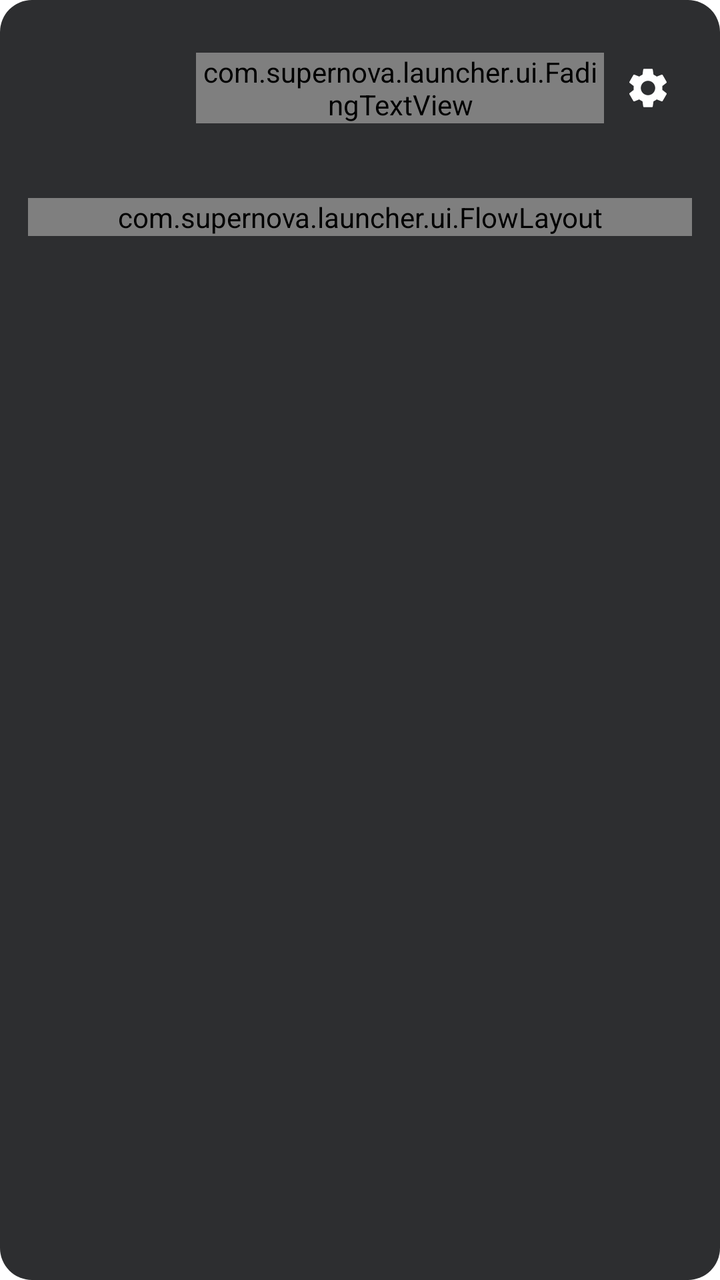
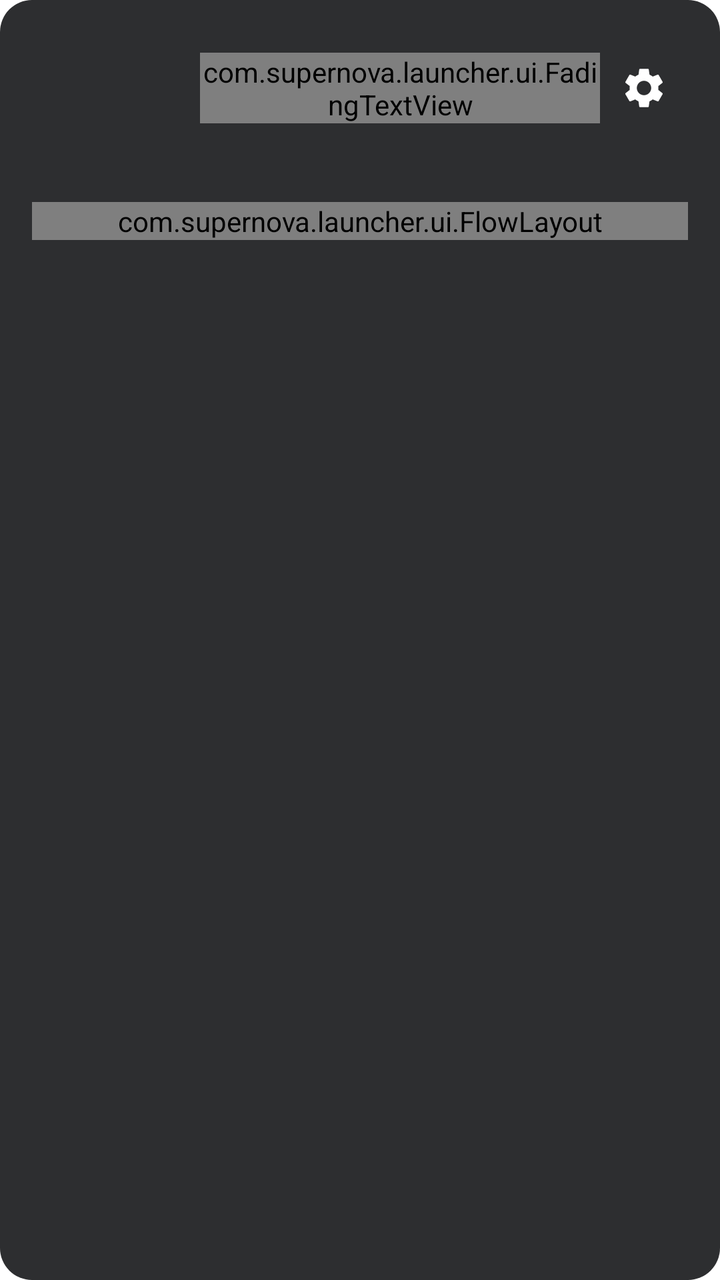

An Android layout rendered at two revisions. The XML below is the earlier revision; the diff shows what the commit changed to produce the second picture.
<!-- AndroidManifest.xml: application theme Theme.Supernova -->
<!-- res/layout/item_search_top_hit.xml -->
<?xml version="1.0" encoding="utf-8"?>
<LinearLayout xmlns:android="http://schemas.android.com/apk/res/android"
    android:layout_width="match_parent"
    android:layout_height="wrap_content"
    android:layout_marginHorizontal="16dp"
    android:layout_marginVertical="6dp"
    android:background="@drawable/bg_feed_card"
    android:orientation="vertical"
    android:paddingHorizontal="14dp"
    android:paddingTop="12dp"
    android:paddingBottom="12dp">

    <LinearLayout
        android:id="@+id/topHitRow"
        android:layout_width="match_parent"
        android:layout_height="wrap_content"
        android:background="?attr/selectableItemBackground"
        android:gravity="center_vertical"
        android:orientation="horizontal">

        <ImageView
            android:id="@+id/topHitIcon"
            android:layout_width="64dp"
            android:layout_height="64dp"
            android:layout_marginEnd="20dp"
            android:importantForAccessibility="no" />

        <com.supernova.launcher.ui.FadingTextView
            android:id="@+id/topHitLabel"
            android:layout_width="0dp"
            android:layout_height="wrap_content"
            android:layout_weight="1"
            android:maxLines="1"
            android:textSize="24sp" />

        <ImageButton
            android:id="@+id/topHitInfo"
            android:layout_width="44dp"
            android:layout_height="44dp"
            android:background="?attr/selectableItemBackgroundBorderless"
            android:contentDescription="@string/app_info"
            android:src="@drawable/ic_tab_settings" />
    </LinearLayout>

    <View
        android:id="@+id/topHitDivider"
        android:layout_width="match_parent"
        android:layout_height="1dp"
        android:layout_marginTop="12dp"
        android:importantForAccessibility="no" />

    <com.supernova.launcher.ui.FlowLayout
        android:id="@+id/topHitShortcuts"
        android:layout_width="match_parent"
        android:layout_height="wrap_content"
        android:layout_marginTop="10dp" />
</LinearLayout>
<!-- resources referenced by this layout -->
<resources>
  <!-- drawable bg_feed_card (drawable) -->
  <?xml version="1.0" encoding="utf-8"?>
  <shape xmlns:android="http://schemas.android.com/apk/res/android"
      android:shape="rectangle">
      <corners android:radius="16dp" />
      <solid android:color="#F0202124" />
  </shape>
  <string name="app_info">App info</string>
  <color name="accent">#2E89FF</color>
  <color name="rippleHighlight">#1A000000</color>
  <color name="accentBlueText">@color/accentBlue</color>
  <style name="Widget.Supernova.Button" parent="Widget.MaterialComponents.Button">
          <item name="android:textAllCaps">false</item>
          <item name="android:textSize">15sp</item>
          <item name="android:fontFamily">sans-serif-medium</item>
          <item name="android:letterSpacing">0</item>
          <item name="android:minHeight">44dp</item>
          <item name="android:paddingStart">22dp</item>
          <item name="android:paddingEnd">22dp</item>
          <item name="cornerRadius">22dp</item>
          <item name="elevation">0dp</item>
          <item name="android:stateListAnimator">@null</item>
      </style>
  <style name="Widget.Supernova.Button.Text" parent="Widget.MaterialComponents.Button.TextButton">
          <item name="android:textAllCaps">false</item>
          <item name="android:textSize">15sp</item>
          <item name="android:fontFamily">sans-serif-medium</item>
          <item name="android:letterSpacing">0</item>
          <item name="android:minHeight">44dp</item>
          <item name="android:paddingStart">16dp</item>
          <item name="android:paddingEnd">16dp</item>
          <item name="cornerRadius">22dp</item>
      </style>
  <style name="Widget.Supernova.RadioButton" parent="Widget.MaterialComponents.CompoundButton.RadioButton">
          <item name="buttonTint">@color/selection_control_tint</item>
          <item name="android:textColor">@color/textPrimary</item>
      </style>
  <style name="Widget.Supernova.Switch" parent="Widget.MaterialComponents.CompoundButton.Switch">
          <item name="android:textColor">@color/textPrimary</item>
      </style>
  <color name="textPrimary">#11161D</color>
  <color name="textSecondary">#B011161D</color>
  <color name="surface">#FFFFFF</color>
  <color name="onAccent">#FFFFFFFF</color>
  <color name="accentBlue">#2E89FF</color>
  <color name="raised">#FFFFFF</color>
  <style name="ShapeAppearanceOverlay.Supernova.Dialog" parent="">
          <item name="cornerFamily">rounded</item>
          <item name="cornerSize">28dp</item>
      </style>
  <style name="TextAppearance.Supernova.DialogTitle" parent="MaterialAlertDialog.MaterialComponents.Title.Text">
          <item name="android:textColor">@color/textPrimary</item>
          <item name="android:textSize">22sp</item>
          <item name="android:fontFamily">sans-serif-medium</item>
      </style>
  <style name="TextAppearance.Supernova.DialogBody" parent="MaterialAlertDialog.MaterialComponents.Body.Text">
          <item name="android:textColor">@color/textSecondary</item>
          <item name="android:textSize">15sp</item>
          <item name="android:lineSpacingMultiplier">1.15</item>
      </style>
  <style name="Widget.Supernova.Button.Dialog" parent="Widget.MaterialComponents.Button.TextButton.Dialog">
          <item name="android:textAllCaps">false</item>
          <item name="android:textColor">?attr/colorAccentOnRaised</item>
          <item name="android:textSize">15sp</item>
          <item name="android:fontFamily">sans-serif-medium</item>
          <item name="android:letterSpacing">0</item>
          <item name="android:minHeight">44dp</item>
          <item name="cornerRadius">22dp</item>
      </style>
  <!-- unchanged entries left out for length: 12 -->
</resources>

<!-- the commit's change to res/layout/item_search_top_hit.xml (unified diff, before → after) -->
@@ -2,13 +2,13 @@
 <LinearLayout xmlns:android="http://schemas.android.com/apk/res/android"
     android:layout_width="match_parent"
     android:layout_height="wrap_content"
-    android:layout_marginHorizontal="16dp"
-    android:layout_marginVertical="6dp"
+    android:layout_marginHorizontal="@dimen/space_md"
+    android:layout_marginVertical="@dimen/space_sm"
     android:background="@drawable/bg_feed_card"
     android:orientation="vertical"
-    android:paddingHorizontal="14dp"
-    android:paddingTop="12dp"
-    android:paddingBottom="12dp">
+    android:paddingHorizontal="@dimen/space_md"
+    android:paddingTop="@dimen/space_ms"
+    android:paddingBottom="@dimen/space_ms">
 
     <LinearLayout
         android:id="@+id/topHitRow"
@@ -22,7 +22,7 @@
             android:id="@+id/topHitIcon"
             android:layout_width="64dp"
             android:layout_height="64dp"
-            android:layout_marginEnd="20dp"
+            android:layout_marginEnd="@dimen/space_ml"
             android:importantForAccessibility="no" />
 
         <com.supernova.launcher.ui.FadingTextView
@@ -31,7 +31,7 @@
             android:layout_height="wrap_content"
             android:layout_weight="1"
             android:maxLines="1"
-            android:textSize="24sp" />
+            android:textSize="@dimen/text_headline" />
 
         <ImageButton
             android:id="@+id/topHitInfo"
@@ -46,12 +46,12 @@
         android:id="@+id/topHitDivider"
         android:layout_width="match_parent"
         android:layout_height="1dp"
-        android:layout_marginTop="12dp"
+        android:layout_marginTop="@dimen/space_ms"
         android:importantForAccessibility="no" />
 
     <com.supernova.launcher.ui.FlowLayout
         android:id="@+id/topHitShortcuts"
         android:layout_width="match_parent"
         android:layout_height="wrap_content"
-        android:layout_marginTop="10dp" />
+        android:layout_marginTop="@dimen/space_ms" />
 </LinearLayout>
<!-- resource entries referenced after the edit -->
@@ -1,5 +1,10 @@
 <!-- resources referenced by this layout -->
 <resources>
+  <dimen name="space_md">16dp</dimen>
+  <dimen name="space_ml">20dp</dimen>
+  <dimen name="space_ms">12dp</dimen>
+  <dimen name="space_sm">8dp</dimen>
+  <dimen name="text_headline">24sp</dimen>
   <!-- drawable bg_feed_card (drawable) -->
   <?xml version="1.0" encoding="utf-8"?>
   <shape xmlns:android="http://schemas.android.com/apk/res/android"
@@ -13,7 +18,7 @@
   <color name="accentBlueText">@color/accentBlue</color>
   <style name="Widget.Supernova.Button" parent="Widget.MaterialComponents.Button">
           <item name="android:textAllCaps">false</item>
-          <item name="android:textSize">15sp</item>
+          <item name="android:textSize">@dimen/text_body</item>
           <item name="android:fontFamily">sans-serif-medium</item>
           <item name="android:letterSpacing">0</item>
           <item name="android:minHeight">44dp</item>
@@ -25,12 +30,12 @@
       </style>
   <style name="Widget.Supernova.Button.Text" parent="Widget.MaterialComponents.Button.TextButton">
           <item name="android:textAllCaps">false</item>
-          <item name="android:textSize">15sp</item>
+          <item name="android:textSize">@dimen/text_body</item>
           <item name="android:fontFamily">sans-serif-medium</item>
           <item name="android:letterSpacing">0</item>
           <item name="android:minHeight">44dp</item>
-          <item name="android:paddingStart">16dp</item>
-          <item name="android:paddingEnd">16dp</item>
+          <item name="android:paddingStart">@dimen/space_md</item>
+          <item name="android:paddingEnd">@dimen/space_md</item>
           <item name="cornerRadius">22dp</item>
       </style>
   <style name="Widget.Supernova.RadioButton" parent="Widget.MaterialComponents.CompoundButton.RadioButton">
@@ -52,23 +57,24 @@
       </style>
   <style name="TextAppearance.Supernova.DialogTitle" parent="MaterialAlertDialog.MaterialComponents.Title.Text">
           <item name="android:textColor">@color/textPrimary</item>
-          <item name="android:textSize">22sp</item>
+          <item name="android:textSize">@dimen/text_headline</item>
           <item name="android:fontFamily">sans-serif-medium</item>
       </style>
   <style name="TextAppearance.Supernova.DialogBody" parent="MaterialAlertDialog.MaterialComponents.Body.Text">
           <item name="android:textColor">@color/textSecondary</item>
-          <item name="android:textSize">15sp</item>
+          <item name="android:textSize">@dimen/text_body</item>
           <item name="android:lineSpacingMultiplier">1.15</item>
       </style>
   <style name="Widget.Supernova.Button.Dialog" parent="Widget.MaterialComponents.Button.TextButton.Dialog">
           <item name="android:textAllCaps">false</item>
           <item name="android:textColor">?attr/colorAccentOnRaised</item>
-          <item name="android:textSize">15sp</item>
+          <item name="android:textSize">@dimen/text_body</item>
           <item name="android:fontFamily">sans-serif-medium</item>
           <item name="android:letterSpacing">0</item>
           <item name="android:minHeight">44dp</item>
           <item name="cornerRadius">22dp</item>
       </style>
+  <dimen name="text_body">16sp</dimen>
   <!-- unchanged entries left out for length: 12 -->
 </resources>
 
